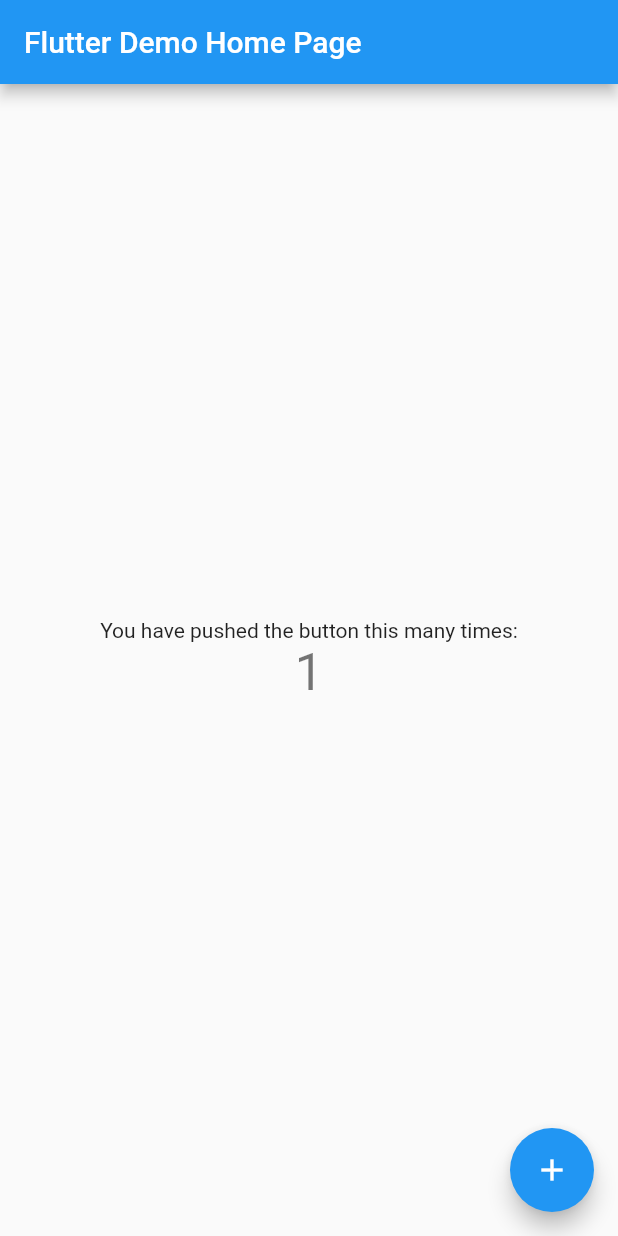
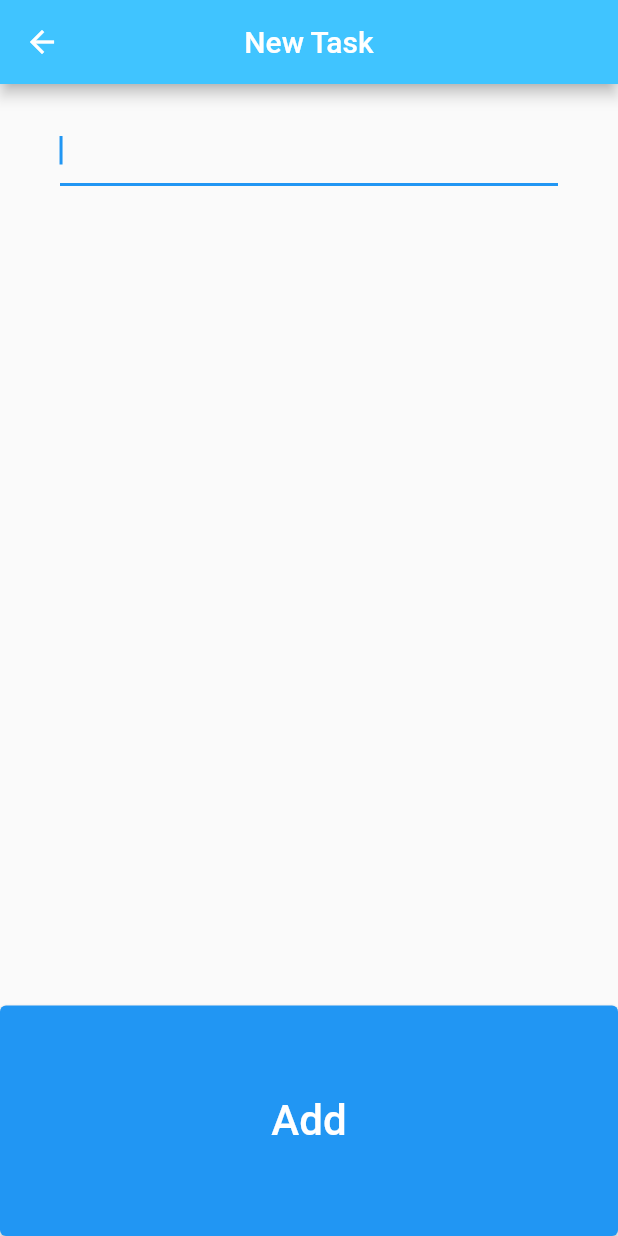
Before and after one commit to jplumi/trabalho_flutter_todo, a Flutter app: the screen it shows after launch, after a tap on the "add" icon, on a phone screen of 412 x 824 dp. Run offline on Flutter 3.47's test engine with Material 2 defaults, Android fonts, the light colour scheme and no system bars.

Commit message:
basic layout

```diff
--- a/lib/main.dart
+++ b/lib/main.dart
@@ -1,115 +1,19 @@
 import 'package:flutter/material.dart';
+import 'package:trabalho_todo/screens/task_screen.dart';
 
 void main() {
-  runApp(const MyApp());
+  runApp(const TodoApp());
 }
 
-class MyApp extends StatelessWidget {
-  const MyApp({super.key});
+class TodoApp extends StatelessWidget {
+  const TodoApp({super.key});
 
-  // This widget is the root of your application.
   @override
   Widget build(BuildContext context) {
-    return MaterialApp(
-      title: 'Flutter Demo',
-      theme: ThemeData(
-        // This is the theme of your application.
-        //
-        // Try running your application with "flutter run". You'll see the
-        // application has a blue toolbar. Then, without quitting the app, try
-        // changing the primarySwatch below to Colors.green and then invoke
-        // "hot reload" (press "r" in the console where you ran "flutter run",
-        // or simply save your changes to "hot reload" in a Flutter IDE).
-        // Notice that the counter didn't reset back to zero; the application
-        // is not restarted.
-        primarySwatch: Colors.blue,
-      ),
-      home: const MyHomePage(title: 'Flutter Demo Home Page'),
+    return const MaterialApp(
+      debugShowCheckedModeBanner: false,
+      title: 'Todo',
+      home: TasksScreen(),
     );
   }
 }
-
-class MyHomePage extends StatefulWidget {
-  const MyHomePage({super.key, required this.title});
-
-  // This widget is the home page of your application. It is stateful, meaning
-  // that it has a State object (defined below) that contains fields that affect
-  // how it looks.
-
-  // This class is the configuration for the state. It holds the values (in this
-  // case the title) provided by the parent (in this case the App widget) and
-  // used by the build method of the State. Fields in a Widget subclass are
-  // always marked "final".
-
-  final String title;
-
-  @override
-  State<MyHomePage> createState() => _MyHomePageState();
-}
-
-class _MyHomePageState extends State<MyHomePage> {
-  int _counter = 0;
-
-  void _incrementCounter() {
-    setState(() {
-      // This call to setState tells the Flutter framework that something has
-      // changed in this State, which causes it to rerun the build method below
-      // so that the display can reflect the updated values. If we changed
-      // _counter without calling setState(), then the build method would not be
-      // called again, and so nothing would appear to happen.
-      _counter++;
-    });
-  }
-
-  @override
-  Widget build(BuildContext context) {
-    // This method is rerun every time setState is called, for instance as done
-    // by the _incrementCounter method above.
-    //
-    // The Flutter framework has been optimized to make rerunning build methods
-    // fast, so that you can just rebuild anything that needs updating rather
-    // than having to individually change instances of widgets.
-    return Scaffold(
-      appBar: AppBar(
-        // Here we take the value from the MyHomePage object that was created by
-        // the App.build method, and use it to set our appbar title.
-        title: Text(widget.title),
-      ),
-      body: Center(
-        // Center is a layout widget. It takes a single child and positions it
-        // in the middle of the parent.
-        child: Column(
-          // Column is also a layout widget. It takes a list of children and
-          // arranges them vertically. By default, it sizes itself to fit its
-          // children horizontally, and tries to be as tall as its parent.
-          //
-          // Invoke "debug painting" (press "p" in the console, choose the
-          // "Toggle Debug Paint" action from the Flutter Inspector in Android
-          // Studio, or the "Toggle Debug Paint" command in Visual Studio Code)
-          // to see the wireframe for each widget.
-          //
-          // Column has various properties to control how it sizes itself and
-          // how it positions its children. Here we use mainAxisAlignment to
-          // center the children vertically; the main axis here is the vertical
-          // axis because Columns are vertical (the cross axis would be
-          // horizontal).
-          mainAxisAlignment: MainAxisAlignment.center,
-          children: <Widget>[
-            const Text(
-              'You have pushed the button this many times:',
-            ),
-            Text(
-              '$_counter',
-              style: Theme.of(context).textTheme.headline4,
-            ),
-          ],
-        ),
-      ),
-      floatingActionButton: FloatingActionButton(
-        onPressed: _incrementCounter,
-        tooltip: 'Increment',
-        child: const Icon(Icons.add),
-      ), // This trailing comma makes auto-formatting nicer for build methods.
-    );
-  }
-}
--- /dev/null
+++ b/lib/screens/add_task_screen.dart
@@ -0,0 +1,40 @@
+import 'package:flutter/material.dart';
+
+class AddTaskScreen extends StatelessWidget {
+  const AddTaskScreen({super.key});
+
+  @override
+  Widget build(BuildContext context) {
+    return Scaffold(
+      appBar: AppBar(
+        backgroundColor: Colors.lightBlueAccent,
+        title: const Text('New Task'),
+        centerTitle: true,
+      ),
+      body: Column(
+        crossAxisAlignment: CrossAxisAlignment.stretch,
+        mainAxisAlignment: MainAxisAlignment.spaceBetween,
+        children: [
+          Expanded(
+            flex: 4,
+            child: Padding(
+              padding: const EdgeInsets.symmetric(vertical: 20, horizontal: 40),
+              child: TextField(
+                autofocus: true,
+              ),
+            ),
+          ),
+          Expanded(
+            child: ElevatedButton(
+              onPressed: (() {}),
+              child: const Text(
+                'Add',
+                style: TextStyle(fontSize: 28),
+              ),
+            ),
+          )
+        ],
+      ),
+    );
+  }
+}
--- /dev/null
+++ b/lib/screens/task_screen.dart
@@ -0,0 +1,37 @@
+import 'package:flutter/material.dart';
+import 'package:trabalho_todo/screens/add_task_screen.dart';
+import 'package:trabalho_todo/widgets/tasks_list.dart';
+
+class TasksScreen extends StatelessWidget {
+  const TasksScreen({super.key});
+
+  @override
+  Widget build(BuildContext context) {
+    return Scaffold(
+      appBar: AppBar(
+        backgroundColor: Colors.lightBlueAccent,
+        title: const Text('Todo'),
+        actions: const [
+          Center(
+            child: Padding(
+              padding: EdgeInsets.all(15),
+              child: Text('12 Tasks'),
+            ),
+          )
+        ],
+      ),
+      floatingActionButton: FloatingActionButton(
+        backgroundColor: Colors.lightBlueAccent,
+        onPressed: () {
+          Navigator.push(context,
+              MaterialPageRoute(builder: ((context) => const AddTaskScreen())));
+        },
+        child: const Icon(Icons.add),
+      ),
+      body: Padding(
+        padding: const EdgeInsets.symmetric(vertical: 20, horizontal: 30),
+        child: TasksList(),
+      ),
+    );
+  }
+}
--- /dev/null
+++ b/lib/widgets/task_tile.dart
@@ -0,0 +1,23 @@
+import 'package:flutter/material.dart';
+
+class TaskTile extends StatefulWidget {
+  const TaskTile({
+    Key? key,
+  }) : super(key: key);
+
+  @override
+  State<TaskTile> createState() => _TaskTileState();
+}
+
+class _TaskTileState extends State<TaskTile> {
+  @override
+  Widget build(BuildContext context) {
+    return ListTile(
+      title: const Text('task 1'),
+      trailing: Checkbox(
+        value: false,
+        onChanged: (value) {},
+      ),
+    );
+  }
+}
--- /dev/null
+++ b/lib/widgets/tasks_list.dart
@@ -0,0 +1,19 @@
+import 'package:flutter/material.dart';
+import 'package:trabalho_todo/widgets/task_tile.dart';
+
+class TasksList extends StatelessWidget {
+  TasksList({
+    Key? key,
+  }) : super(key: key);
+
+  @override
+  Widget build(BuildContext context) {
+    return ListView(
+      children: [
+        TaskTile(),
+        TaskTile(),
+        TaskTile(),
+      ],
+    );
+  }
+}
```
Also changed, not shown: pubspec.lock, 6 other files.
